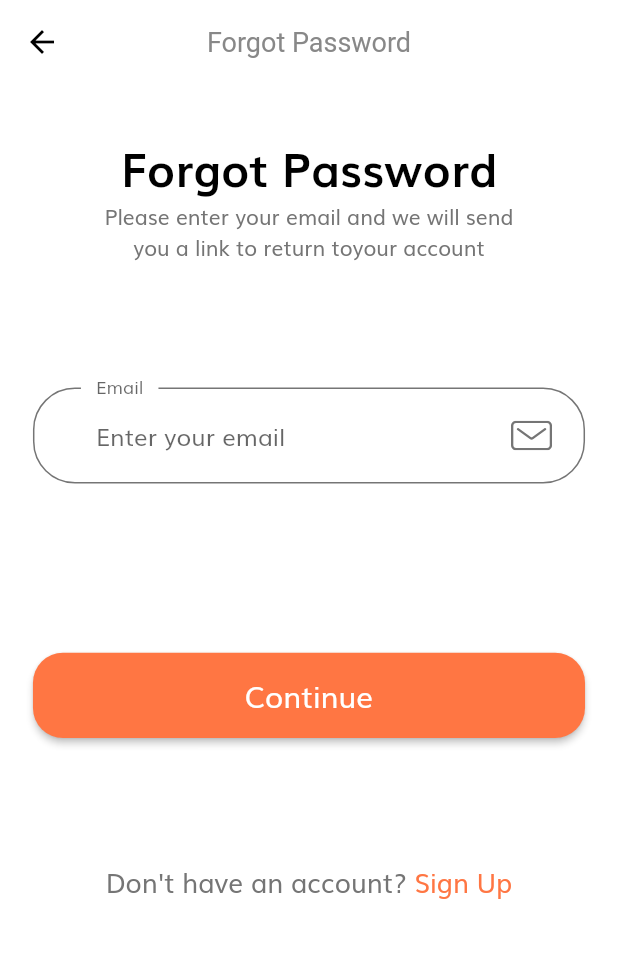
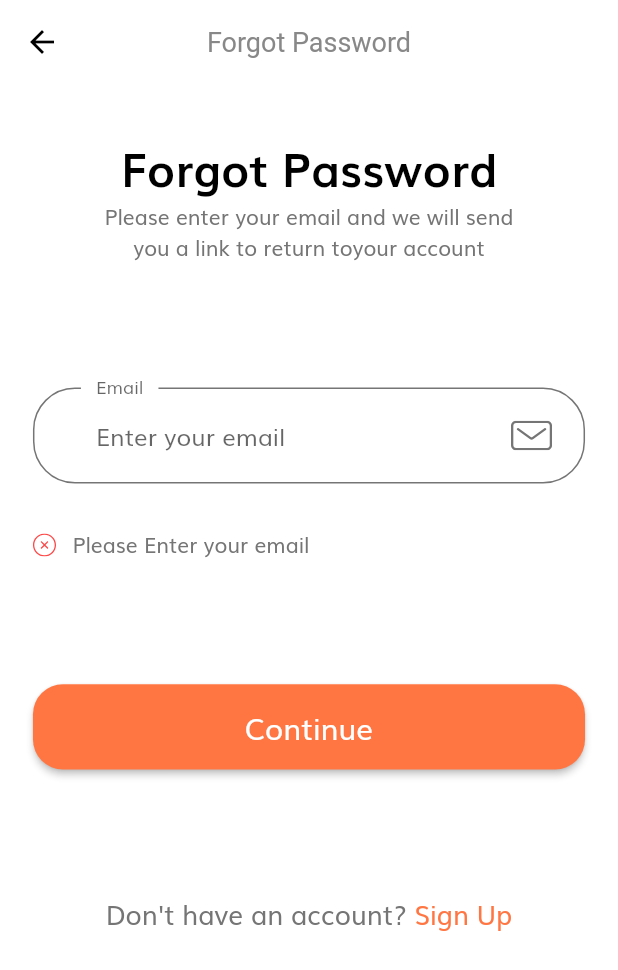
Before and after one commit to Dandy27/projectEcommerce, a Flutter app: the ForgotPasswordScreen screen opened by its route, after a tap on "Continue", on a phone screen of 412 x 824 dp. Shown: the top 970 px of the screen. Run offline on Flutter 3.47's test engine with Material 2 defaults, Android fonts, the phone set to English and light mode, and no system bars; our stand-ins replace flutter_svg.

Commit message:
Forgot Password ok

```diff
--- a/lib/components/no_account_text.dart
+++ b/lib/components/no_account_text.dart
@@ -1,5 +1,5 @@
 import 'package:flutter/material.dart';
-import 'package:projectecommerce/screens/forgot_password/forgot_password.dart';
+import 'package:projectecommerce/screens/sign_in/sign_in_screen.dart';
 
 import '../constants.dart';
 import '../size_config.dart';
@@ -21,7 +21,9 @@ class NoAccountText extends StatelessWidget {
           TextStyle(fontSize: getProportionateScreenWidth(16)),
         ),
         GestureDetector(
-          onTap: (){},
+          onTap: (){
+            Navigator.pushNamed(context, SignInScreen.routeName);
+          },
           child: Text(
             " Sign Up",
             style: TextStyle(
--- a/lib/screens/forgot_password/components/body.dart
+++ b/lib/screens/forgot_password/components/body.dart
@@ -14,10 +14,12 @@ class Body extends StatelessWidget {
       width: double.infinity,
       child: SingleChildScrollView(
         child: Padding(
-          padding:  EdgeInsets.symmetric(horizontal: getProportionateScreenWidth(20)),
+          padding:
+              EdgeInsets.symmetric(horizontal: getProportionateScreenWidth(20)),
           child: Column(children: [
-            SizedBox(height: SizeConfig.screenHeight * 0.04,),
-
+            SizedBox(
+              height: SizeConfig.screenHeight * 0.04,
+            ),
             Text(
               "Forgot Password",
               style: TextStyle(
@@ -29,7 +31,9 @@ class Body extends StatelessWidget {
               "Please enter your email and we will send \nyou a link to return toyour account",
               textAlign: TextAlign.center,
             ),
-            SizedBox(height: SizeConfig.screenHeight * 0.1,),
+            SizedBox(
+              height: SizeConfig.screenHeight * 0.1,
+            ),
             ForgotPassForm(),
           ]),
         ),
@@ -44,11 +48,14 @@ class ForgotPassForm extends StatefulWidget {
 }
 
 class _ForgotPassFormState extends State<ForgotPassForm> {
+  final _formKey = GlobalKey<FormState>();
   List<String> errors = [];
   late String email;
   @override
   Widget build(BuildContext context) {
-    return Column(
+    return Form(
+      key: _formKey,
+      child: Column(
         children: [
           TextFormField(
             onSaved: (newValue) => email = newValue!,
@@ -89,14 +96,26 @@ class _ForgotPassFormState extends State<ForgotPassForm> {
               ),
             ),
           ),
-        SizedBox(height: getProportionateScreenHeight(30),),
+          SizedBox(
+            height: getProportionateScreenHeight(30),
+          ),
           FormError(errors: errors),
-        SizedBox(height: SizeConfig.screenHeight * 0.1,),
-        DefaultButton(text: "Continue", press: () {}),
-        SizedBox(height: SizeConfig.screenHeight * 0.1,),
-
-        NoAccountText(),
+          SizedBox(
+            height: SizeConfig.screenHeight * 0.1,
+          ),
+          DefaultButton(
+              text: "Continue",
+              press: () {
+                if (_formKey.currentState!.validate()) {
+                  //do what do you want to do
+                }
+              }),
+          SizedBox(
+            height: SizeConfig.screenHeight * 0.1,
+          ),
+          const NoAccountText(),
         ],
+      ),
     );
   }
 }
--- a/lib/screens/sign_in/components/sign_form.dart
+++ b/lib/screens/sign_in/components/sign_form.dart
@@ -45,7 +45,8 @@ class _SignFormState extends State<SignForm> {
               const Text('Remember me'),
               const Spacer(),
               GestureDetector(
-                onTap: () => Navigator.pushNamed(context, ForgotPasswordScreen.routeName),
+                onTap: () => Navigator.pushNamed(
+                    context, ForgotPasswordScreen.routeName),
                 child: const Text(
                   "Forgot Password",
                   style: TextStyle(decoration: TextDecoration.underline),
```
Lines whose indentation alone changed are shown as unchanged.
